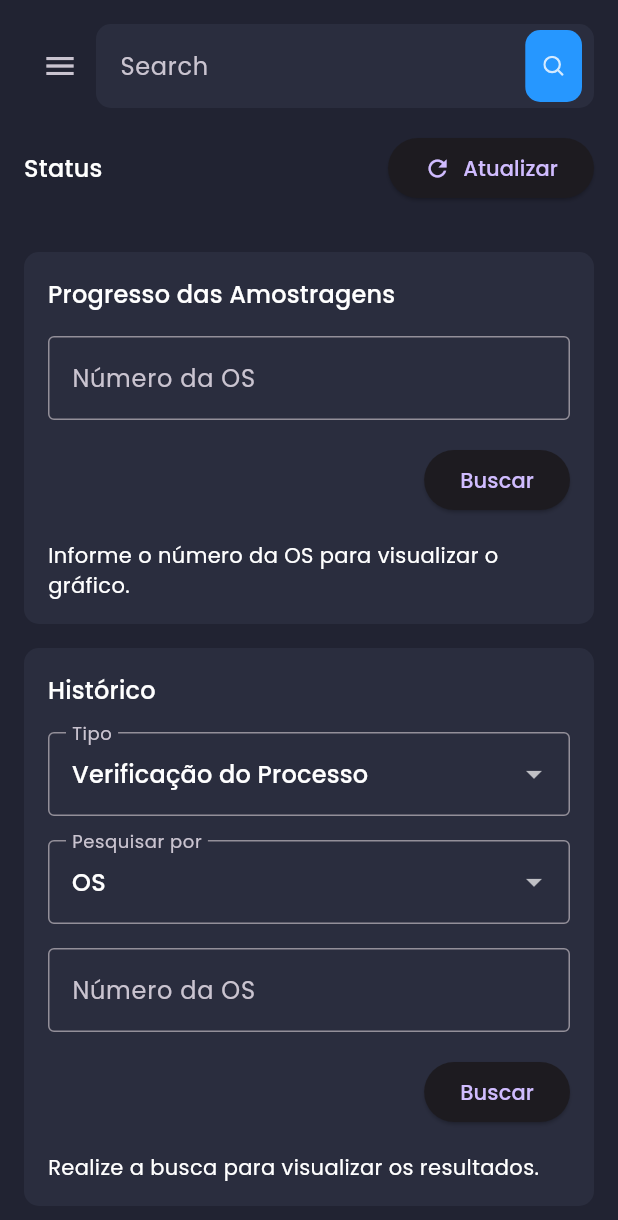
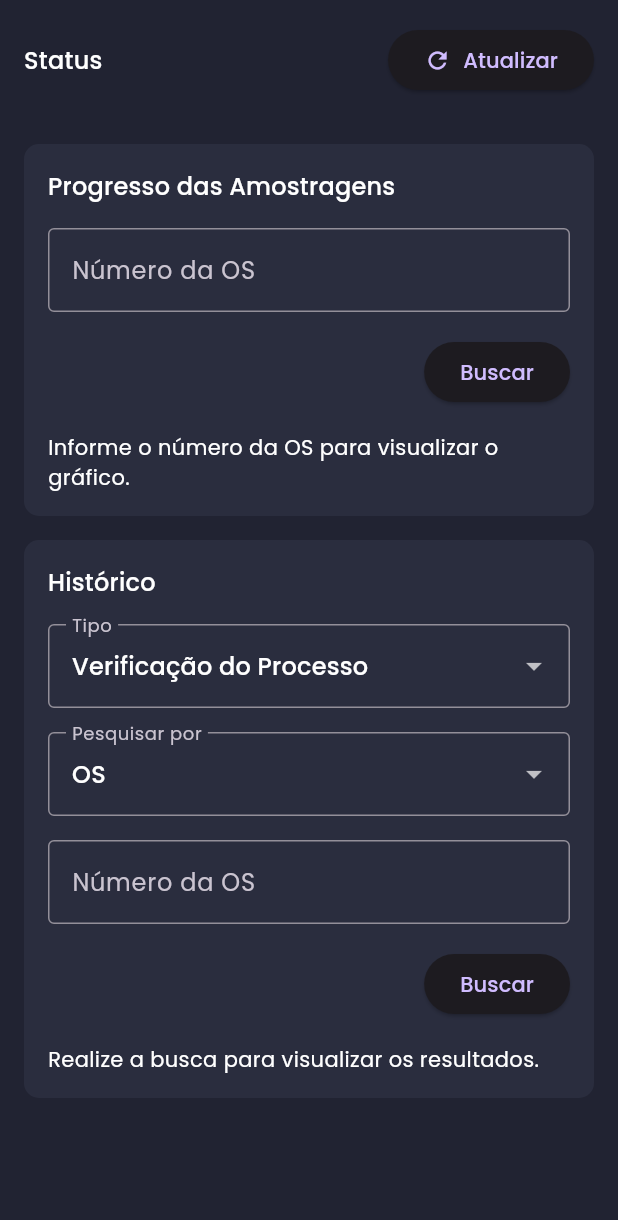
Before and after one commit to jimmybong98/relic, a Flutter app: the DashboardScreen widget shown alone on an empty page, opened directly, on a phone screen of 412 x 824 dp. Shown: the top 1220 px of the screen. Run offline on Flutter 3.47's test engine with Material 3 defaults, Android fonts, the light colour scheme and no system bars; our stand-ins replace fl_chart, flutter_dotenv, flutter_riverpod, flutter_svg, google_fonts; missing offline and left inert: window_manager; network calls fail; project files that could hold a hidden picture were left out.

Commit message:
feat: remove dashboard header menu

```diff
--- a/lib/features/login/login_page.dart
+++ b/lib/features/login/login_page.dart
@@ -2,6 +2,7 @@ import 'package:flutter/material.dart';
 import 'package:flutter_riverpod/flutter_riverpod.dart';
 
 import '../../services/auth_service.dart';
+import 'package:admin/widgets/window_bar.dart';
 
 class LoginPage extends ConsumerStatefulWidget {
   const LoginPage({super.key});
@@ -39,6 +40,7 @@ class _LoginPageState extends ConsumerState<LoginPage> {
   @override
   Widget build(BuildContext context) {
     return Scaffold(
+      appBar: const WindowBar(title: 'Login'),
       body: Center(
         child: SingleChildScrollView(
           padding: const EdgeInsets.all(32),
--- a/lib/screens/dashboard/components/header.dart
+++ /dev/null
@@ -1,126 +0,0 @@
-import 'package:admin/controllers/menu_app_controller.dart';
-import 'package:admin/responsive.dart';
-import 'package:flutter/material.dart';
-import 'package:flutter_svg/flutter_svg.dart';
-import 'package:flutter_riverpod/flutter_riverpod.dart';
-import 'package:provider/provider.dart';
-
-import '../../../constants.dart';
-import '../../../services/auth_service.dart';
-import '../../../features/users/users_page.dart';
-
-
-class Header extends StatelessWidget {
-  const Header({
-    Key? key,
-  }) : super(key: key);
-
-  @override
-  Widget build(BuildContext context) {
-    return Row(
-      children: [
-        if (!Responsive.isDesktop(context))
-          IconButton(
-            icon: Icon(Icons.menu),
-            onPressed: context.read<MenuAppController>().controlMenu,
-          ),
-        if (!Responsive.isMobile(context))
-          Text(
-            "Dashboard",
-            style: Theme.of(context).textTheme.titleLarge,
-          ),
-        if (!Responsive.isMobile(context))
-          Spacer(flex: Responsive.isDesktop(context) ? 2 : 1),
-        Expanded(child: SearchField()),
-        ProfileCard()
-      ],
-    );
-  }
-}
-
-class ProfileCard extends ConsumerWidget {
-  const ProfileCard({Key? key}) : super(key: key);
-
-  @override
-  Widget build(BuildContext context, WidgetRef ref) {
-    final auth = ref.watch(authServiceProvider);
-    if (auth == null) return const SizedBox.shrink();
-    return PopupMenuButton<String>(
-      onSelected: (value) {
-        if (value == 'logout') {
-          ref.read(authServiceProvider.notifier).logout();
-          Navigator.of(context).pop();
-        } else if (value == 'manage') {
-          Navigator.of(context)
-              .push(MaterialPageRoute(builder: (_) => const UsersPage()));
-        }
-      },
-      itemBuilder: (context) => [
-        if (auth.isAdmin)
-          const PopupMenuItem(
-              value: 'manage', child: Text('Gerenciar Acessos')),
-        const PopupMenuItem(value: 'logout', child: Text('Logout')),
-      ],
-      child: Container(
-        margin: EdgeInsets.only(left: defaultPadding),
-        padding: EdgeInsets.symmetric(
-          horizontal: defaultPadding,
-          vertical: defaultPadding / 2,
-        ),
-        decoration: BoxDecoration(
-          color: secondaryColor,
-          borderRadius: const BorderRadius.all(Radius.circular(10)),
-          border: Border.all(color: Colors.white10),
-        ),
-        child: Row(
-          children: [
-            Image.asset(
-              "assets/images/profile_pic.png",
-              height: 38,
-            ),
-            if (!Responsive.isMobile(context))
-              Padding(
-                padding:
-                    const EdgeInsets.symmetric(horizontal: defaultPadding / 2),
-                child: Text(auth.username),
-              ),
-            const Icon(Icons.keyboard_arrow_down),
-          ],
-        ),
-      ),
-    );
-  }
-}
-
-class SearchField extends StatelessWidget {
-  const SearchField({
-    Key? key,
-  }) : super(key: key);
-
-  @override
-  Widget build(BuildContext context) {
-    return TextField(
-      decoration: InputDecoration(
-        hintText: "Search",
-        fillColor: secondaryColor,
-        filled: true,
-        border: OutlineInputBorder(
-          borderSide: BorderSide.none,
-          borderRadius: const BorderRadius.all(Radius.circular(10)),
-        ),
-        suffixIcon: InkWell(
-          onTap: () {},
-          child: Container(
-            padding: EdgeInsets.all(defaultPadding * 0.75),
-            margin: EdgeInsets.symmetric(horizontal: defaultPadding / 2),
-            decoration: BoxDecoration(
-              color: primaryColor,
-              borderRadius: const BorderRadius.all(Radius.circular(10)),
-            ),
-            child: SvgPicture.asset("assets/icons/Search.svg"),
-          ),
-        ),
-      ),
-    );
-  }
-}
--- a/lib/screens/dashboard/dashboard_screen.dart
+++ b/lib/screens/dashboard/dashboard_screen.dart
@@ -3,7 +3,6 @@ import 'package:admin/screens/dashboard/components/my_fields.dart';
 import 'package:flutter/material.dart';
 
 import '../../constants.dart';
-import 'components/header.dart';
 import 'components/operator_report_chart.dart';
 import 'components/personnel_report_chart.dart';
 
@@ -16,8 +15,6 @@ class DashboardScreen extends StatelessWidget {
         padding: EdgeInsets.all(defaultPadding),
         child: Column(
           children: [
-            Header(),
-            SizedBox(height: defaultPadding),
             Row(
               crossAxisAlignment: CrossAxisAlignment.start,
               children: [
--- a/lib/screens/main/main_screen.dart
+++ b/lib/screens/main/main_screen.dart
@@ -3,6 +3,7 @@ import 'package:admin/responsive.dart';
 import 'package:admin/screens/dashboard/dashboard_screen.dart';
 import 'package:flutter/material.dart';
 import 'package:provider/provider.dart';
+import 'package:admin/widgets/window_bar.dart';
 
 import 'components/side_menu.dart';
 
@@ -11,6 +12,7 @@ class MainScreen extends StatelessWidget {
   Widget build(BuildContext context) {
     return Scaffold(
       key: context.read<MenuAppController>().scaffoldKey,
+      appBar: const WindowBar(title: 'Supervisão', showMenu: true),
       drawer: const SideMenu(current: SideMenuSection.dashboard),
       body: SafeArea(
         child: Row(
```
